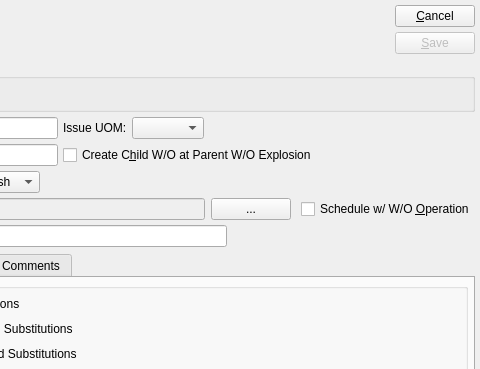
This is xtuple/trunk/guiclient/bomItem.ui in WooodHead/xtuple as Qt 5 draws it before an edit; both pictures show x 108 to 588 and y 0 to 369 of the 588 by 604 pixel window. The edited form follows.
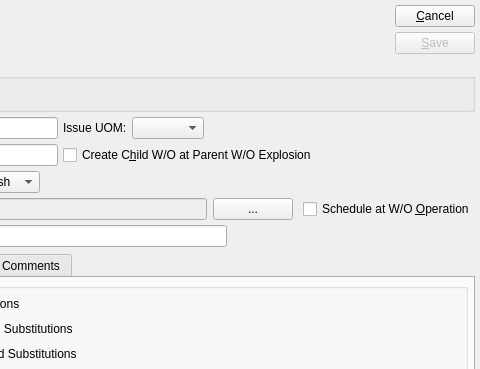
This is the edited form. Custom widgets are drawn as their Qt base class.

Commit message: 6223:  Only show valid UOM on Bomitem window.

Diff of the .ui file:
```diff
--- a/xtuple/trunk/guiclient/bomItem.ui
+++ b/xtuple/trunk/guiclient/bomItem.ui
@@ -269,7 +269,7 @@
        <item>
         <widget class="QCheckBox" name="_scheduleAtWooper" >
          <property name="text" >
-          <string>Schedule w/ W/O &amp;Operation</string>
+          <string>Schedule at W/O &amp;Operation</string>
          </property>
          <property name="shortcut" >
           <string>Alt+O</string>
```
